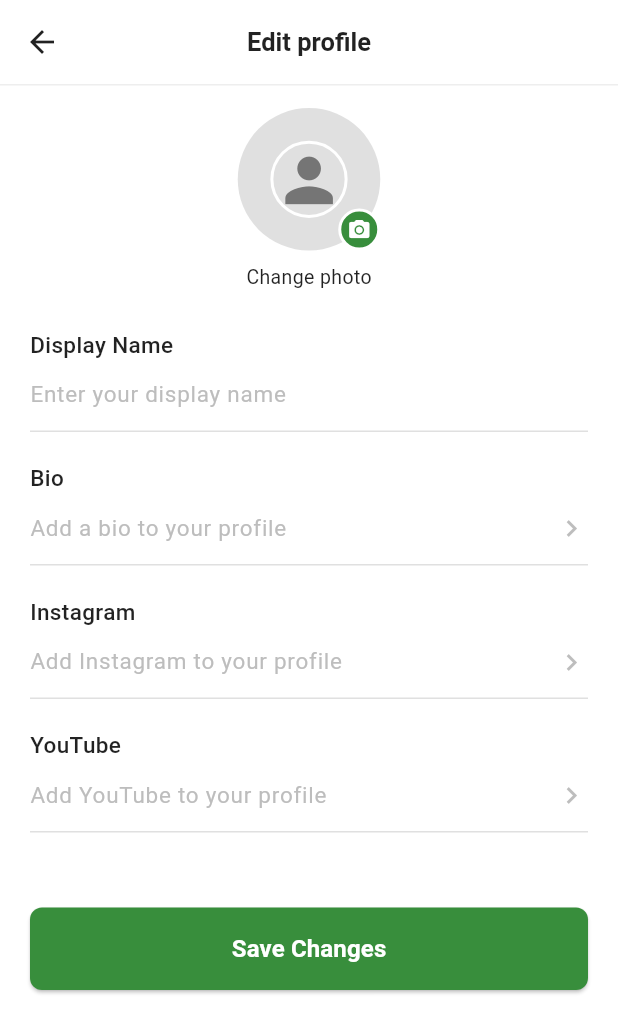
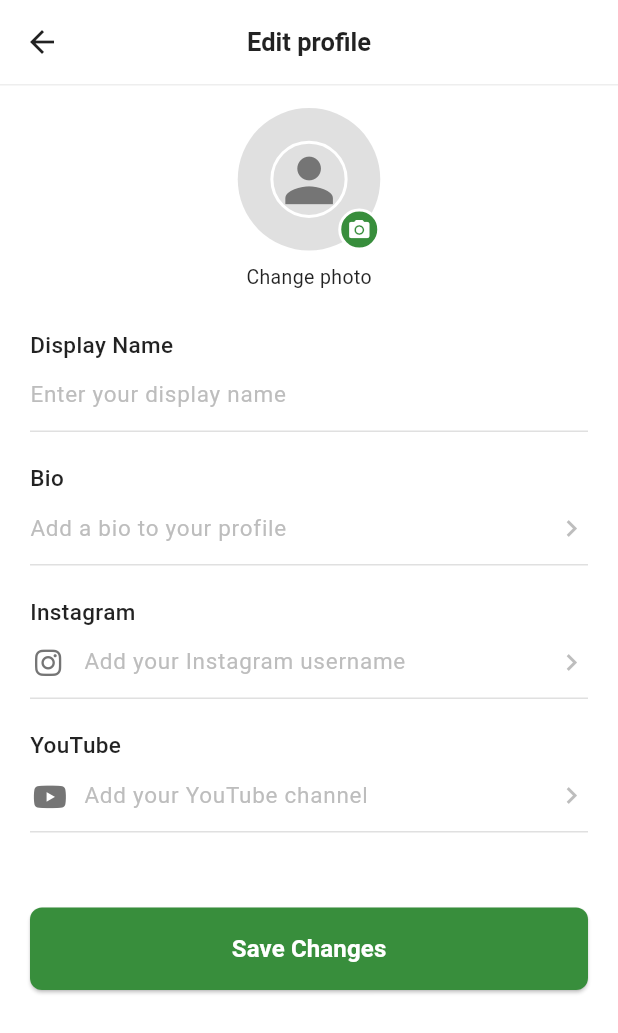
Before and after one commit to ben-gauntletai/Flipsy, a Flutter app: the screen it shows once a user with an empty profile is signed in, item 5 of the bottom bar chosen, after a tap on "Edit Profile", on a phone screen of 412 x 824 dp. Shown: the top 1033 px of the screen. Run offline on Flutter 3.47's test engine with Material 3 defaults, Android fonts, the phone set to English and light mode, and no system bars; our stand-ins replace bloc, cached_network_image, cloud_firestore, cloud_functions, equatable, firebase_auth and 8 more; missing offline and left inert: video_compress; accounts and stored records are empty; network calls fail.

Commit message:
added instagram and youtube social links

```diff
--- a/lib/features/auth/models/user_model.dart
+++ b/lib/features/auth/models/user_model.dart
@@ -7,6 +7,8 @@ class UserModel extends Equatable {
   final String displayName; // User's chosen display name
   final String? avatarURL;
   final String? bio;
+  final String? instagramLink;
+  final String? youtubeLink;
   final DateTime createdAt;
   final DateTime updatedAt;
   final int followersCount;
@@ -20,6 +22,8 @@ class UserModel extends Equatable {
     required this.displayName,
     this.avatarURL,
     this.bio,
+    this.instagramLink,
+    this.youtubeLink,
     required this.createdAt,
     required this.updatedAt,
     this.followersCount = 0,
@@ -63,6 +67,8 @@ class UserModel extends Equatable {
         displayName: data['displayName'] as String,
         avatarURL: data['avatarURL'] as String?,
         bio: data['bio'] as String?,
+        instagramLink: data['instagramLink'] as String?,
+        youtubeLink: data['youtubeLink'] as String?,
         createdAt: createdAt,
         updatedAt: updatedAt,
         followersCount: (data['followersCount'] as num?)?.toInt() ?? 0,
@@ -87,6 +93,8 @@ class UserModel extends Equatable {
       'displayName': displayName,
       'avatarURL': avatarURL,
       'bio': bio,
+      'instagramLink': instagramLink,
+      'youtubeLink': youtubeLink,
       'createdAt': Timestamp.fromDate(createdAt),
       'updatedAt': Timestamp.fromDate(updatedAt),
       'followersCount': followersCount,
@@ -102,6 +110,8 @@ class UserModel extends Equatable {
     String? displayName,
     String? avatarURL,
     String? bio,
+    String? instagramLink,
+    String? youtubeLink,
     DateTime? createdAt,
     DateTime? updatedAt,
     int? followersCount,
@@ -115,6 +125,8 @@ class UserModel extends Equatable {
       displayName: displayName ?? this.displayName,
       avatarURL: avatarURL ?? this.avatarURL,
       bio: bio ?? this.bio,
+      instagramLink: instagramLink ?? this.instagramLink,
+      youtubeLink: youtubeLink ?? this.youtubeLink,
       createdAt: createdAt ?? this.createdAt,
       updatedAt: updatedAt ?? this.updatedAt,
       followersCount: followersCount ?? this.followersCount,
@@ -131,6 +143,8 @@ class UserModel extends Equatable {
         displayName,
         avatarURL,
         bio,
+        instagramLink,
+        youtubeLink,
         createdAt,
         updatedAt,
         followersCount,
--- a/lib/features/profile/screens/edit_profile_screen.dart
+++ b/lib/features/profile/screens/edit_profile_screen.dart
@@ -35,6 +35,8 @@ class _EditProfileScreenState extends State<EditProfileScreen> {
     if (state is Authenticated) {
       _displayNameController.text = state.user.displayName;
       _bioController.text = state.user.bio ?? '';
+      _instagramController.text = state.user.instagramLink ?? '';
+      _youtubeController.text = state.user.youtubeLink ?? '';
     }
   }
 
@@ -189,13 +191,23 @@ class _EditProfileScreenState extends State<EditProfileScreen> {
 
       // Check if there are any changes to update
       final hasBioChange = _bioController.text.trim() != state.user.bio;
+      final hasInstagramChange =
+          _instagramController.text.trim() != state.user.instagramLink;
+      final hasYoutubeChange =
+          _youtubeController.text.trim() != state.user.youtubeLink;
 
-      if (avatarURL != null || hasBioChange) {
+      if (avatarURL != null ||
+          hasBioChange ||
+          hasInstagramChange ||
+          hasYoutubeChange) {
         print('EditProfileScreen: Sending profile update request');
 
         final updateData = {
           if (hasBioChange) 'bio': _bioController.text.trim(),
           if (avatarURL != null) 'avatarURL': avatarURL,
+          if (hasInstagramChange)
+            'instagramLink': _instagramController.text.trim(),
+          if (hasYoutubeChange) 'youtubeLink': _youtubeController.text.trim(),
         };
         print('EditProfileScreen: Update data: $updateData');
 
@@ -261,7 +273,9 @@ class _EditProfileScreenState extends State<EditProfileScreen> {
     if (state is! Authenticated) return false;
 
     return _bioController.text.trim() != (state.user.bio ?? '') ||
-        _imageFile != null;
+        _imageFile != null ||
+        _instagramController.text.trim() != (state.user.instagramLink ?? '') ||
+        _youtubeController.text.trim() != (state.user.youtubeLink ?? '');
   }
 
   @override
@@ -475,14 +489,24 @@ class _EditProfileScreenState extends State<EditProfileScreen> {
                                 label: 'Instagram',
                                 controller: _instagramController,
                                 showArrow: true,
-                                hintText: 'Add Instagram to your profile',
+                                hintText: 'Add your Instagram username',
                                 showTopSpace: true,
+                                prefixIcon: Icon(
+                                  FontAwesomeIcons.instagram,
+                                  size: 20,
+                                  color: Colors.grey[600],
+                                ),
                               ),
                               _buildTextField(
                                 label: 'YouTube',
                                 controller: _youtubeController,
                                 showArrow: true,
-                                hintText: 'Add YouTube to your profile',
+                                hintText: 'Add your YouTube channel',
+                                prefixIcon: Icon(
+                                  FontAwesomeIcons.youtube,
+                                  size: 20,
+                                  color: Colors.grey[600],
+                                ),
                               ),
                               const SizedBox(height: 30),
                               SizedBox(
@@ -543,6 +567,7 @@ class _EditProfileScreenState extends State<EditProfileScreen> {
     bool showBottomSpace = true,
     bool showTopSpace = false,
     TextCapitalization textCapitalization = TextCapitalization.none,
+    Widget? prefixIcon,
   }) {
     return Column(
       crossAxisAlignment: CrossAxisAlignment.start,
@@ -559,6 +584,14 @@ class _EditProfileScreenState extends State<EditProfileScreen> {
         const SizedBox(height: 6),
         Row(
           children: [
+            if (prefixIcon != null)
+              Padding(
+                padding: const EdgeInsets.only(right: 12),
+                child: SizedBox(
+                  width: 24,
+                  child: Center(child: prefixIcon),
+                ),
+              ),
             Expanded(
               child: TextField(
                 controller: controller,
--- a/lib/features/profile/screens/profile_screen.dart
+++ b/lib/features/profile/screens/profile_screen.dart
@@ -1,6 +1,8 @@
 import 'package:flutter/material.dart';
 import 'package:flutter_bloc/flutter_bloc.dart';
 import 'package:cached_network_image/cached_network_image.dart';
+import 'package:font_awesome_flutter/font_awesome_flutter.dart';
+import 'package:url_launcher/url_launcher.dart';
 import '../../auth/bloc/auth_bloc.dart';
 import '../../../services/video_service.dart';
 import '../../../models/video.dart';
@@ -113,6 +115,96 @@ class _ProfileScreenState extends State<ProfileScreen> {
         });
       }
     }
+  }
+
+  Future<void> _launchURL(String url,
+      {bool isInstagram = false, bool isYoutube = false}) async {
+    try {
+      // Clean and validate the input URL
+      String cleanUrl = url.trim();
+      if (cleanUrl.isEmpty) return;
+
+      Uri? uri;
+      if (isInstagram) {
+        // Remove any URL parts and get just the username
+        final username = cleanUrl
+            .replaceAll(RegExp(r'https?://(www\.)?instagram\.com/'), '')
+            .replaceAll('@', '')
+            .replaceAll('/', '');
+
+        if (username.isEmpty) return;
+
+        // First try to open in Instagram app
+        uri = Uri.parse('instagram://user?username=$username');
+        if (await canLaunchUrl(uri)) {
+          await launchUrl(uri, mode: LaunchMode.externalApplication);
+          return;
+        }
+
+        // Fallback to web URL
+        uri = Uri.parse('https://instagram.com/$username');
+      } else if (isYoutube) {
+        // Handle various YouTube URL formats
+        String channelId = cleanUrl
+            .replaceAll(
+                RegExp(r'https?://(www\.)?youtube\.com/(@|channel/|c/)?'), '')
+            .replaceAll('/', '');
+
+        if (channelId.isEmpty) return;
+
+        // First try to open in YouTube app
+        uri = Uri.parse('vnd.youtube://www.youtube.com/$channelId');
+        if (await canLaunchUrl(uri)) {
+          await launchUrl(uri, mode: LaunchMode.externalApplication);
+          return;
+        }
+
+        // Fallback to web URL
+        uri = Uri.parse('https://youtube.com/$channelId');
+      }
+
+      if (uri != null && await canLaunchUrl(uri)) {
+        await launchUrl(uri, mode: LaunchMode.externalApplication);
+      } else {
+        throw 'Could not launch URL';
+      }
+    } catch (e) {
+      print('Error launching URL: $e');
+      if (mounted) {
+        ScaffoldMessenger.of(context).showSnackBar(
+          SnackBar(
+            content: Text('Could not open link: ${e.toString()}'),
+            backgroundColor: Colors.red,
+          ),
+        );
+      }
+    }
+  }
+
+  Widget _buildSocialLinks(String? instagramLink, String? youtubeLink) {
+    if ((instagramLink?.isEmpty ?? true) && (youtubeLink?.isEmpty ?? true)) {
+      return const SizedBox.shrink();
+    }
+
+    return Row(
+      mainAxisAlignment: MainAxisAlignment.center,
+      children: [
+        if (instagramLink?.isNotEmpty ?? false)
+          IconButton(
+            onPressed: () => _launchURL(instagramLink!, isInstagram: true),
+            icon: const FaIcon(FontAwesomeIcons.instagram),
+            color: Colors.grey[700],
+            tooltip: 'Instagram',
+          ),
+        if (youtubeLink?.isNotEmpty ?? false)
+          IconButton(
+            onPressed: () => _launchURL(youtubeLink!, isYoutube: true),
+            icon: const FaIcon(FontAwesomeIcons.youtube),
+            color: Colors.red,
+            tooltip: 'YouTube',
+          ),
+      ],
+    );
   }
 
   @override
@@ -238,6 +330,11 @@ class _ProfileScreenState extends State<ProfileScreen> {
                               maxLines: 3,
                               overflow: TextOverflow.ellipsis,
                             ),
+                          // Social Media Links
+                          _buildSocialLinks(
+                            userData['instagramLink'] as String?,
+                            userData['youtubeLink'] as String?,
+                          ),
                           // Stats Row
                           Row(
                             mainAxisAlignment: MainAxisAlignment.spaceEvenly,
--- a/pubspec.yaml
+++ b/pubspec.yaml
@@ -37,6 +37,7 @@ dependencies:
   # Use with the CupertinoIcons class for iOS style icons.
   cupertino_icons: ^1.0.2
   font_awesome_flutter: ^10.6.0
+  url_launcher: ^6.2.4
 
   # Firebase
   firebase_core: ^2.24.2
```
Also changed, not shown: 6 other files.
